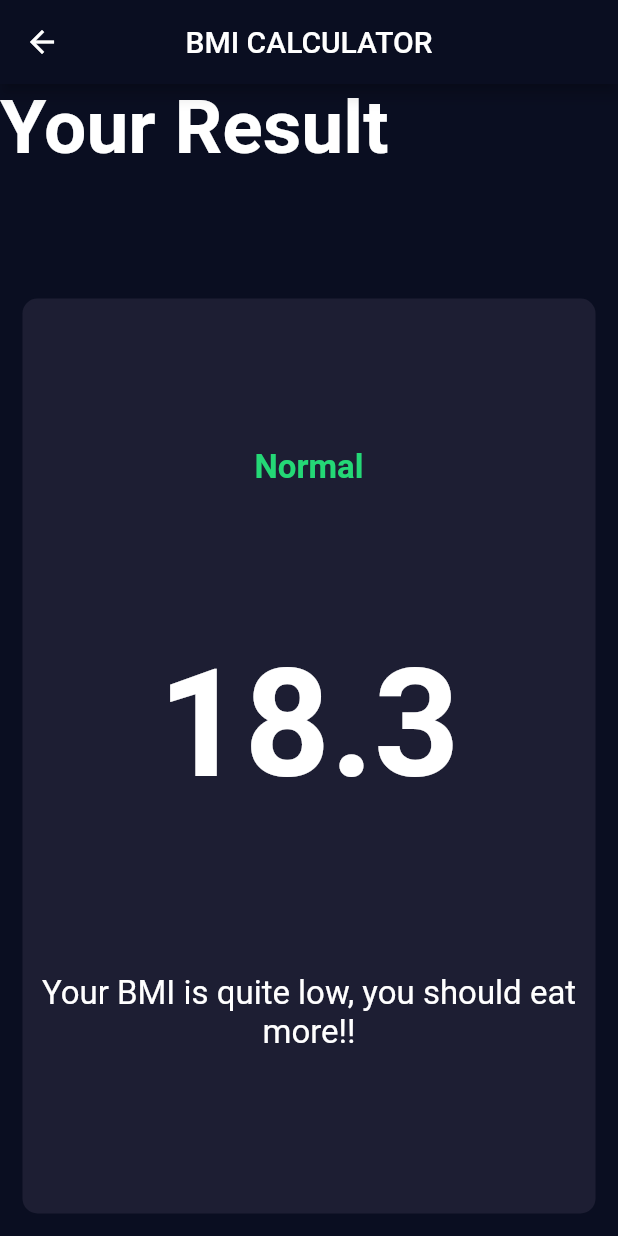
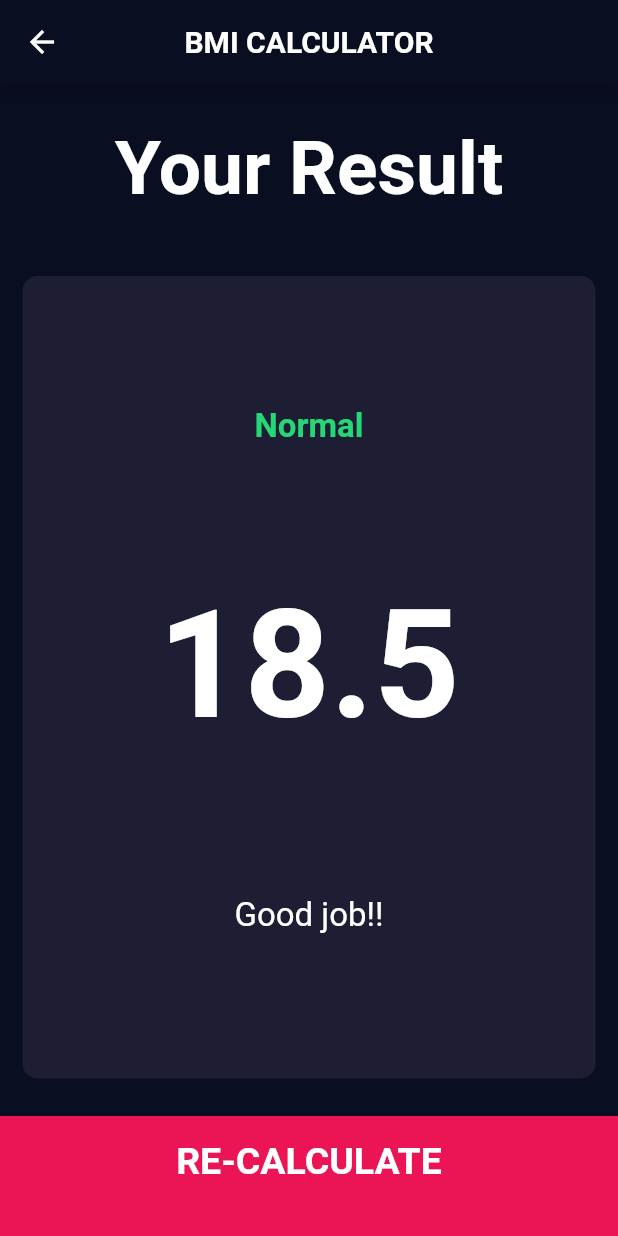
Before and after one commit to vedantkingh/bmi_calculator, a Flutter app: the screen it shows after launch, after a tap on "CALCULATE", on a phone screen of 412 x 824 dp. Run offline on Flutter 3.47's test engine with Material 2 defaults, Android fonts, the phone set to English and light mode, and no system bars; our stand-ins replace font_awesome_flutter.

Commit message:
Final Commit

```diff
--- /dev/null
+++ b/lib/calculator_brain.dart
@@ -0,0 +1,34 @@
+import 'dart:math';
+
+class CalculatorBrain {
+  CalculatorBrain({required this.height, required this.weight});
+
+  int height;
+  int weight;
+  late double _bmi;
+
+  String calculateBMI() {
+    _bmi = weight / pow(height / 100, 2);
+    return _bmi.toStringAsFixed(1);
+  }
+
+  String getResult() {
+    if (_bmi >= 25) {
+      return 'Overweight';
+    } else if (_bmi > 18.5) {
+      return 'Normal';
+    } else {
+      return 'Underweight';
+    }
+  }
+
+  String getInterpretation() {
+    if (_bmi >= 25) {
+      return 'Exercise more';
+    } else if (_bmi > 18.5) {
+      return 'Good job!!';
+    } else {
+      return 'Eat a bit more';
+    }
+  }
+}
--- /dev/null
+++ b/lib/components/bottom_button.dart
@@ -0,0 +1,29 @@
+import 'package:flutter/material.dart';
+import '../constants.dart';
+
+class BottomButton extends StatelessWidget {
+  BottomButton({required this.label, required this.onPress});
+  final Function() onPress;
+  final String label;
+
+  @override
+  Widget build(BuildContext context) {
+    return GestureDetector(
+      onTap: onPress,
+      child: Container(
+        child: Center(
+          child: Text(
+            label,
+            style: kNumberLabelTextStyle.copyWith(
+                fontSize: 25.0, fontWeight: FontWeight.bold),
+          ),
+        ),
+        color: kBottomContainerColor,
+        padding: EdgeInsets.only(bottom: 20.0),
+        margin: EdgeInsets.only(top: 10.0),
+        height: 80.0,
+        width: double.infinity,
+      ),
+    );
+  }
+}
--- a/lib/icon_content.dart
+++ b/lib/components/icon_content.dart
@@ -1,5 +1,5 @@
 import 'package:flutter/material.dart';
-import 'constants.dart';
+import '../constants.dart';
 
 class IconContent extends StatelessWidget {
   IconContent({required this.genderIcon, required this.label});
--- a/lib/reusable_card.dart
+++ b/lib/components/reusable_card.dart
@@ -5,12 +5,12 @@ class ReusableCard extends StatelessWidget {
       {required this.colour, this.cardChild = null, required this.onPress});
   final Color colour;
   final Widget? cardChild;
-  Function onPress = () {};
+  final Function() onPress;
 
   @override
   Widget build(BuildContext context) {
     return GestureDetector(
-      onTap: onPress(),
+      onTap: onPress,
       child: Container(
         child: cardChild,
         margin: EdgeInsets.all(15.0),
--- /dev/null
+++ b/lib/components/round_icon_button.dart
@@ -0,0 +1,19 @@
+import 'package:flutter/material.dart';
+
+class RoundIconButton extends StatelessWidget {
+  RoundIconButton({required this.iconData, required this.onPress});
+  final Function() onPress;
+  final IconData iconData;
+
+  @override
+  Widget build(BuildContext context) {
+    return RawMaterialButton(
+      onPressed: onPress,
+      child: Icon(iconData),
+      constraints: BoxConstraints.tightFor(height: 56.0, width: 56.0),
+      shape: CircleBorder(),
+      elevation: 6.0,
+      fillColor: Color(0xFF4C4F5E),
+    );
+  }
+}
--- a/lib/main.dart
+++ b/lib/main.dart
@@ -1,5 +1,5 @@
 import 'package:flutter/material.dart';
-import 'input_page.dart';
+import 'screens/input_page.dart';
 
 void main() => runApp(BMICalculator());
 
--- a/lib/input_page.dart
+++ b/lib/screens/input_page.dart
@@ -1,9 +1,12 @@
-import 'package:bmi_calculator/results_page.dart';
-import 'package:bmi_calculator/reusable_card.dart';
+import 'package:bmi_calculator/calculator_brain.dart';
+import 'package:bmi_calculator/screens/results_page.dart';
+import 'package:bmi_calculator/components/reusable_card.dart';
 import 'package:flutter/material.dart';
 import 'package:font_awesome_flutter/font_awesome_flutter.dart';
-import 'constants.dart';
-import 'icon_content.dart';
+import '../constants.dart';
+import '../components/icon_content.dart';
+import '../components/bottom_button.dart';
+import '../components/round_icon_button.dart';
 
 enum Gender { male, female }
 
@@ -23,7 +26,8 @@ class _InputPageState extends State<InputPage> {
     return Scaffold(
         appBar: AppBar(
           centerTitle: true,
-          title: Text('BMI CALCULATOR'),
+          title: Text('BMI CALCULATOR',
+              style: TextStyle(fontWeight: FontWeight.bold)),
         ),
         body: Column(
           crossAxisAlignment: CrossAxisAlignment.stretch,
@@ -34,7 +38,9 @@ class _InputPageState extends State<InputPage> {
                 Expanded(
                   child: ReusableCard(
                     onPress: () {
-                      selectedGender = Gender.male;
+                      setState(() {
+                        selectedGender = Gender.male;
+                      });
                     },
                     colour: selectedGender == Gender.male
                         ? kActiveCardColor
@@ -48,7 +54,9 @@ class _InputPageState extends State<InputPage> {
                 Expanded(
                   child: ReusableCard(
                     onPress: () {
-                      selectedGender = Gender.female;
+                      setState(() {
+                        selectedGender = Gender.female;
+                      });
                     },
                     colour: selectedGender == Gender.female
                         ? kActiveCardColor
@@ -203,45 +211,23 @@ class _InputPageState extends State<InputPage> {
                 ),
               ],
             )),
-            GestureDetector(
-              onTap: () {
-                Navigator.push(context,
-                    MaterialPageRoute(builder: (context) => ResultsPage()));
+            BottomButton(
+              label: 'CALCULATE',
+              onPress: () {
+                CalculatorBrain calc =
+                    CalculatorBrain(height: height, weight: weight);
+
+                Navigator.push(
+                    context,
+                    MaterialPageRoute(
+                        builder: (context) => ResultsPage(
+                              bmiResult: calc.calculateBMI(),
+                              interpretation: calc.getInterpretation(),
+                              resultText: calc.getResult(),
+                            )));
               },
-              child: Container(
-                child: Center(
-                  child: Text(
-                    'CALCULATE',
-                    style: kNumberLabelTextStyle.copyWith(
-                        fontSize: 25.0, fontWeight: FontWeight.bold),
-                  ),
-                ),
-                color: kBottomContainerColor,
-                padding: EdgeInsets.only(bottom: 20.0),
-                margin: EdgeInsets.only(top: 10.0),
-                height: 80.0,
-                width: double.infinity,
-              ),
             )
           ],
         ));
   }
 }
-
-class RoundIconButton extends StatelessWidget {
-  RoundIconButton({required this.iconData, required this.onPress});
-  final Function() onPress;
-  final IconData iconData;
-
-  @override
-  Widget build(BuildContext context) {
-    return RawMaterialButton(
-      onPressed: onPress,
-      child: Icon(iconData),
-      constraints: BoxConstraints.tightFor(height: 56.0, width: 56.0),
-      shape: CircleBorder(),
-      elevation: 6.0,
-      fillColor: Color(0xFF4C4F5E),
-    );
-  }
-}
--- a/lib/results_page.dart
+++ b/lib/screens/results_page.dart
@@ -1,14 +1,26 @@
+import 'package:bmi_calculator/components/bottom_button.dart';
 import 'package:bmi_calculator/constants.dart';
-import 'package:bmi_calculator/reusable_card.dart';
+import 'package:bmi_calculator/components/reusable_card.dart';
 import 'package:flutter/material.dart';
 
 class ResultsPage extends StatelessWidget {
+  ResultsPage(
+      {required this.bmiResult,
+      required this.resultText,
+      required this.interpretation});
+  final String bmiResult;
+  final String resultText;
+  final String interpretation;
+
   @override
   Widget build(BuildContext context) {
     return Scaffold(
       appBar: AppBar(
         centerTitle: true,
-        title: Text('BMI CALCULATOR'),
+        title: Text(
+          'BMI CALCULATOR',
+          style: TextStyle(fontWeight: FontWeight.bold),
+        ),
       ),
       body: Column(
         mainAxisAlignment: MainAxisAlignment.spaceEvenly,
@@ -16,9 +28,11 @@ class ResultsPage extends StatelessWidget {
         children: [
           Expanded(
             child: Container(
-              child: Text(
-                'Your Result',
-                style: TextStyle(fontSize: 50.0, fontWeight: FontWeight.bold),
+              child: Center(
+                child: Text(
+                  'Your Result',
+                  style: TextStyle(fontSize: 50.0, fontWeight: FontWeight.bold),
+                ),
               ),
             ),
           ),
@@ -32,23 +46,27 @@ class ResultsPage extends StatelessWidget {
                   crossAxisAlignment: CrossAxisAlignment.center,
                   children: [
                     Text(
-                      'Normal',
+                      resultText,
                       style: kResultTextStyle,
                     ),
                     Text(
-                      '18.3',
+                      bmiResult,
                       style: kBMITextStyle,
                     ),
                     Padding(
                       padding: const EdgeInsets.all(8.0),
-                      child: Text(
-                          'Your BMI is quite low, you should eat more!!',
+                      child: Text(interpretation,
                           style: TextStyle(fontSize: 22.0),
                           textAlign: TextAlign.center),
                     ),
                   ],
                 ),
-              ))
+              )),
+          BottomButton(
+              label: 'RE-CALCULATE',
+              onPress: () {
+                Navigator.pop(context);
+              })
         ],
       ),
     );
```
Also changed, not shown: 1 other file.
